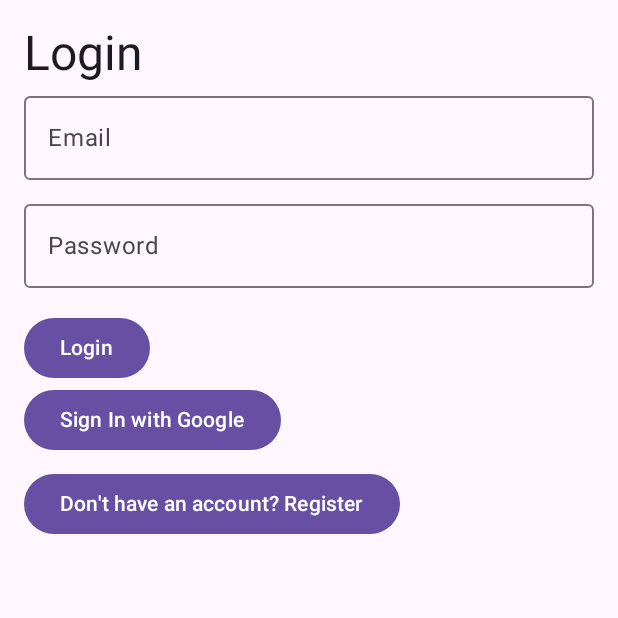
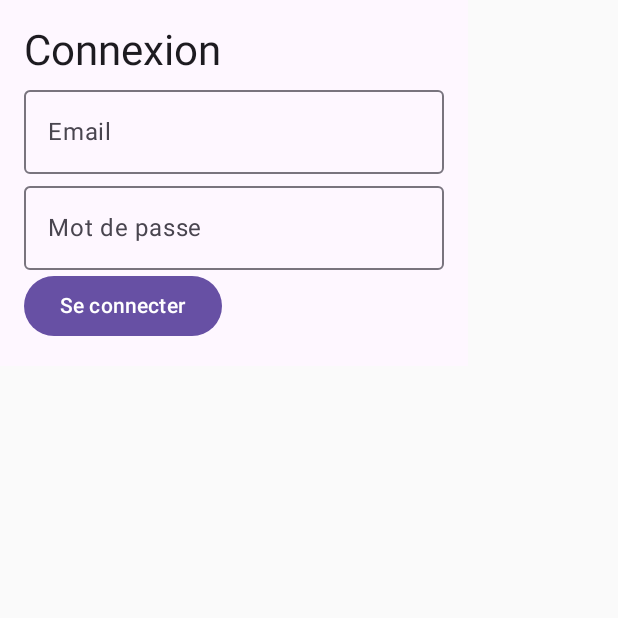
Before and after one commit to achrafmz/QuizMobile, an Android app built with Jetpack Compose: the screen it shows after launch (MainActivity), on a phone screen of 412 x 824 dp, the top half of it. Run offline under Robolectric (Android 15) with nearby library versions, the phone set to English and light mode, and no system bars.

Commit message:
deesigning interfaces

```diff
--- a/app/src/main/java/com/example/quizappg/MainActivity.kt
+++ b/app/src/main/java/com/example/quizappg/MainActivity.kt
@@ -3,10 +3,8 @@ package com.example.quizappg
 import android.os.Bundle
 import androidx.activity.ComponentActivity
 import androidx.activity.compose.setContent
-import androidx.compose.foundation.layout.fillMaxSize
 import androidx.compose.material3.MaterialTheme
 import androidx.compose.material3.Surface
-import androidx.compose.ui.Modifier
 import com.example.quizappg.ui.AppNavigation
 import com.google.firebase.FirebaseApp
 
@@ -17,7 +15,7 @@ class MainActivity : ComponentActivity() {
 
         setContent {
             MaterialTheme {
-                Surface(modifier = Modifier.fillMaxSize(), color = MaterialTheme.colorScheme.background) {
+                Surface {
                     AppNavigation()
                 }
             }
--- a/app/src/main/java/com/example/quizappg/data/api/RetrofitClient.kt
+++ b/app/src/main/java/com/example/quizappg/data/api/RetrofitClient.kt
@@ -4,7 +4,7 @@ import retrofit2.Retrofit
 import retrofit2.converter.gson.GsonConverterFactory
 
 object RetrofitClient {
-    private const val BASE_URL = "http://10.0.2.2:9090/"
+    private const val BASE_URL = "http://10.0.2.2:9090/" // localhost sur émulateur
 
     private val retrofit = Retrofit.Builder()
         .baseUrl(BASE_URL)
--- a/app/src/main/java/com/example/quizappg/data/model/Quiz.kt
+++ b/app/src/main/java/com/example/quizappg/data/model/Quiz.kt
@@ -3,6 +3,6 @@ package com.example.quizappg.data.model
 data class Quiz(
     val id: Int,
     val nom: String,
-    val categorie: Category?,
-    val photo: String?
+    val categorie: Category? = null,
+    val photo: String? = ""
 )
--- a/app/src/main/java/com/example/quizappg/data/model/QuizResult.kt
+++ b/app/src/main/java/com/example/quizappg/data/model/QuizResult.kt
@@ -1,5 +1,3 @@
-package com.example.quizappg.data.model
-
 data class QuizResult(
     val id: Int,
     val quizName: String,
--- a/app/src/main/java/com/example/quizappg/ui/screen/LoginScreen.kt
+++ b/app/src/main/java/com/example/quizappg/ui/screen/LoginScreen.kt
@@ -13,38 +13,13 @@ fun LoginScreen(navController: NavHostController) {
     var password by remember { mutableStateOf("") }
 
     Column(modifier = Modifier.padding(16.dp)) {
-        Text("Login", style = MaterialTheme.typography.headlineLarge)
+        Text("Connexion", style = MaterialTheme.typography.headlineMedium)
 
-        OutlinedTextField(
-            value = email,
-            onValueChange = { email = it },
-            label = { Text("Email") },
-            modifier = Modifier.fillMaxWidth()
-        )
-
-        Spacer(modifier = Modifier.height(8.dp))
-
-        OutlinedTextField(
-            value = password,
-            onValueChange = { password = it },
-            label = { Text("Password") },
-            modifier = Modifier.fillMaxWidth()
-        )
-
-        Spacer(modifier = Modifier.height(16.dp))
+        OutlinedTextField(email, onValueChange = { email = it }, label = { Text("Email") })
+        OutlinedTextField(password, onValueChange = { password = it }, label = { Text("Mot de passe") })
 
         Button(onClick = { navController.navigate("home") }) {
-            Text("Login")
-        }
-
-        Button(onClick = { navController.navigate("home") }) {
-            Text("Sign In with Google")
-        }
-
-        Spacer(modifier = Modifier.height(8.dp))
-
-        Button(onClick = { navController.navigate("login") }) {
-            Text("Don't have an account? Register")
+            Text("Se connecter")
         }
     }
 }
--- a/app/src/main/java/com/example/quizappg/viewmodel/QuizViewModel.kt
+++ b/app/src/main/java/com/example/quizappg/viewmodel/QuizViewModel.kt
@@ -2,11 +2,11 @@ package com.example.quizappg.viewmodel
 
 import androidx.lifecycle.ViewModel
 import androidx.lifecycle.viewModelScope
-import com.example.quizappg.data.model.*
-import com.example.quizappg.data.repository.QuizRepository
+import com.example.quizappg.data.model.Quiz
 import kotlinx.coroutines.flow.MutableStateFlow
 import kotlinx.coroutines.flow.StateFlow
 import kotlinx.coroutines.launch
+import com.example.quizappg.data.repository.QuizRepository
 
 class QuizViewModel : ViewModel() {
     private val repository = QuizRepository()
--- a/build.gradle.kts
+++ b/build.gradle.kts
@@ -1,5 +1,4 @@
 plugins {
-    id("com.android.application") version "8.1.2" apply false
-    id("com.android.library") version "8.1.2" apply false
+    id("com.android.application") version "8.6.1" apply false
     id("org.jetbrains.kotlin.android") version "1.9.0" apply false
 }
```
Also changed, not shown: app/build.gradle.kts (+11 -4 lines), app/src/main/java/com/example/quizappg/data/api/QuizApiService.kt (+3 -5 lines), app/src/main/java/com/example/quizappg/data/repository/QuizRepository.kt (+5 -14 lines), app/src/main/java/com/example/quizappg/ui/AppNavigation.kt (+1 -6 lines), app/src/main/java/com/example/quizappg/ui/component/QuizCard.kt (+4 -6 lines), app/src/main/java/com/example/quizappg/ui/screen/HomeScreen.kt (+7 -8 lines), app/src/main/java/com/example/quizappg/ui/screen/MyQuizzesScreen.kt (+3 -9 lines), app/src/main/java/com/example/quizappg/ui/screen/ProfileScreen.kt (+4 -8 lines), app/src/main/java/com/example/quizappg/util/Constants.kt (+2 -28 lines), gradle.properties (line endings or trailing spaces).
